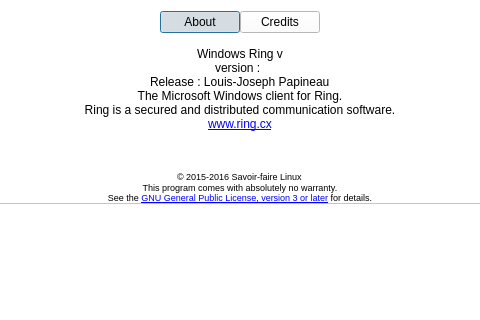
This is aboutdialog.ui in savoirfairelinux/jami-client-windows as Qt 5 draws it before an edit; both pictures show x 97 to 577 and y 0 to 320 of the 674 by 555 pixel window. The edited form follows.
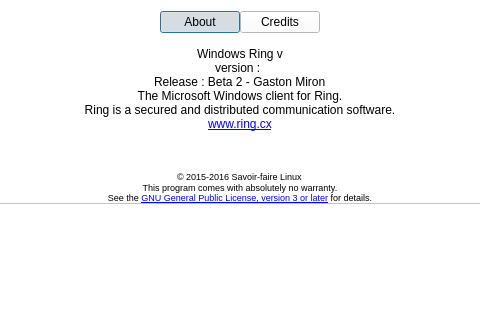
This is the edited form. Icons and pictures are not drawn.

Commit message:
Updated About dialog for beta 2 version
We now display the right version's name and "beta 2".
Version number is now based on RING_CLIENT_BUILD_DATE.

Diff of the .ui file:
```diff
--- a/aboutdialog.ui
+++ b/aboutdialog.ui
@@ -551,7 +551,7 @@
       <item alignment="Qt::AlignHCenter">
        <widget class="QLabel" name="releaseLabel">
         <property name="text">
-         <string>Release : Louis-Joseph Papineau</string>
+         <string>Release : Beta 2 - Gaston Miron</string>
         </property>
         <property name="textFormat">
          <enum>Qt::PlainText</enum>
```
The commit also changes 2 other files.
